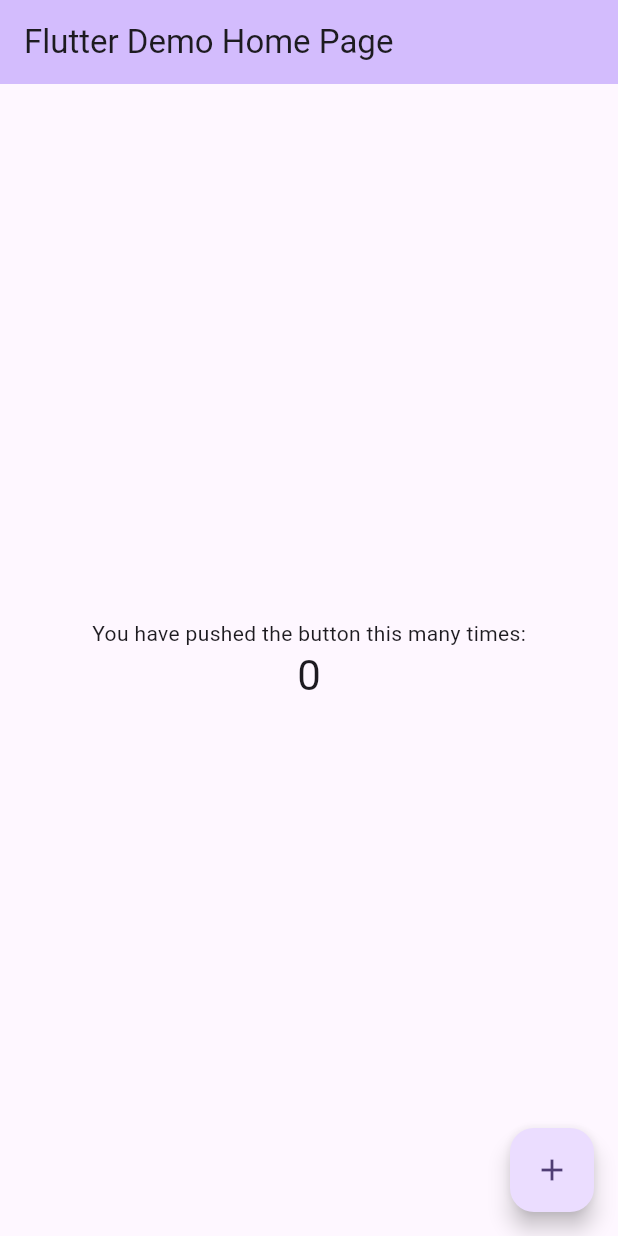
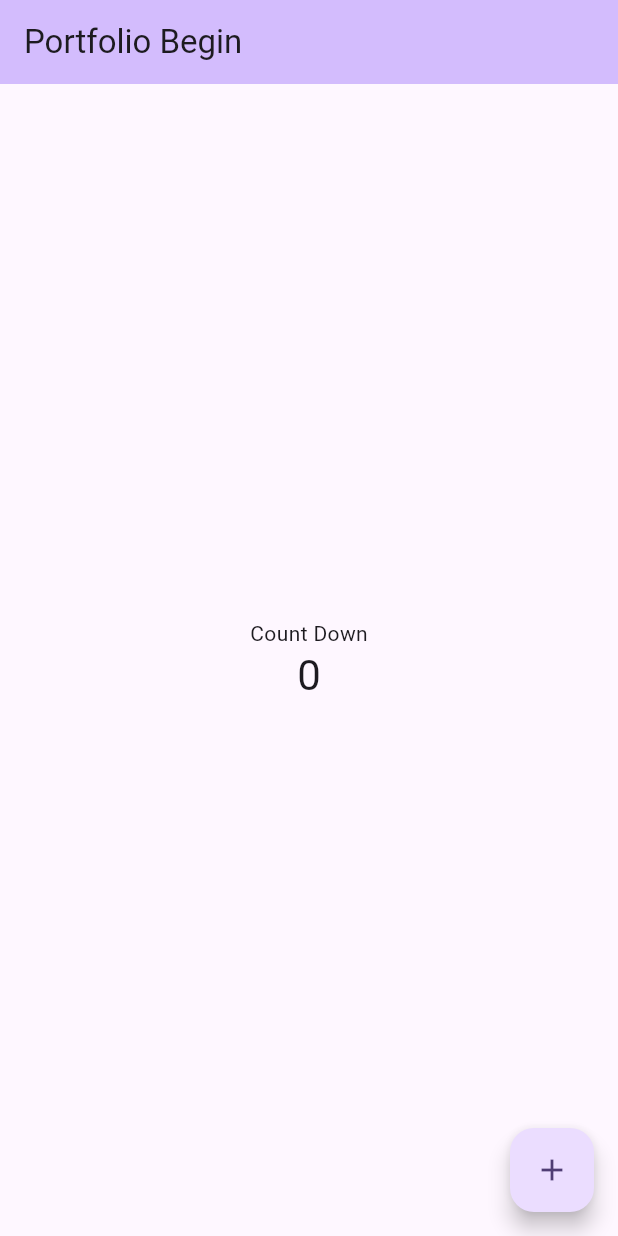
Before and after one commit to pawangoyal1021/Portfolio, a Flutter app: the screen it shows after launch, on a phone screen of 412 x 824 dp. Run offline on Flutter 3.47's test engine with Material 3 defaults, Android fonts, the phone set to English and light mode, and no system bars.

Commit message:
Minor changes

```diff
--- a/lib/main.dart
+++ b/lib/main.dart
@@ -31,7 +31,7 @@ class MyApp extends StatelessWidget {
         colorScheme: ColorScheme.fromSeed(seedColor: Colors.deepPurple),
         useMaterial3: true,
       ),
-      home: const MyHomePage(title: 'Flutter Demo Home Page'),
+      home: const MyHomePage(title: 'Portfolio Begin'),
     );
   }
 }
@@ -106,7 +106,7 @@ class _MyHomePageState extends State<MyHomePage> {
           mainAxisAlignment: MainAxisAlignment.center,
           children: <Widget>[
             const Text(
-              'You have pushed the button this many times:',
+              'Count Down',
             ),
             Text(
               '$_counter',
```
